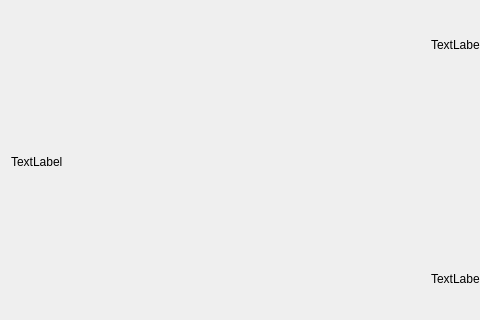
Old version of the form StatusWidget.ui in the repository charles2000/status; both pictures show x 0 to 480 and y 81 to 401 of the 856 by 485 pixel window.
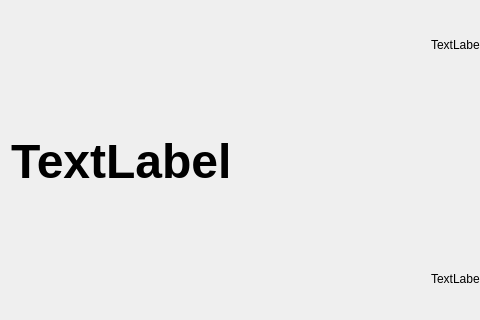
New version of the form. Custom widgets are drawn as their Qt base class.

What changed in the file:
```diff
--- a/StatusWidget.ui
+++ b/StatusWidget.ui
@@ -19,9 +19,22 @@
   <layout class="QHBoxLayout" name="horizontalLayout_2">
    <item>
     <widget class="QLabel" name="Id">
+     <property name="font">
+      <font>
+       <pointsize>36</pointsize>
+       <weight>75</weight>
+       <bold>true</bold>
+      </font>
+     </property>
      <property name="text">
       <string>TextLabel</string>
      </property>
+     <property name="textFormat">
+      <enum>Qt::AutoText</enum>
+     </property>
+     <property name="scaledContents">
+      <bool>false</bool>
+     </property>
     </widget>
    </item>
    <item>
```
